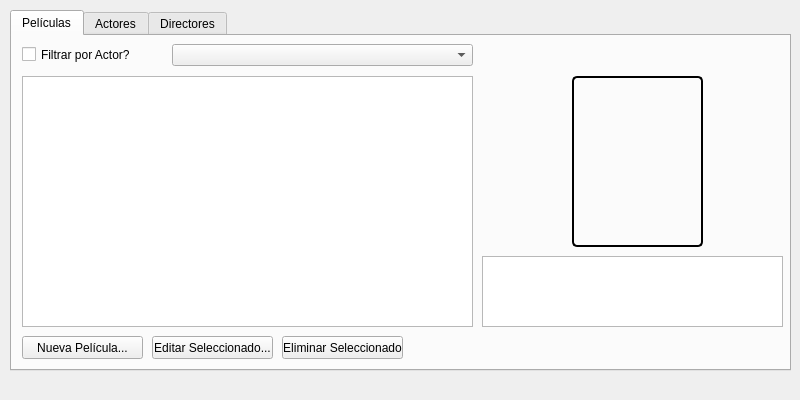
Before: the Qt Designer form Programa/ui_files/main.ui in fr4j4/TrabajoTallerConstruccionSw, drawn with Qt 5.
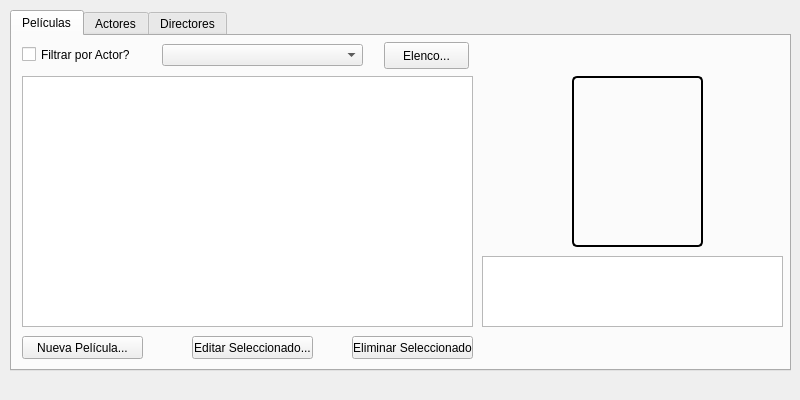
After: the same form once the commit is applied.

Commit message: Orden alfabetico + elenco (inicio)

```diff
--- a/Programa/ui_files/main.ui
+++ b/Programa/ui_files/main.ui
@@ -52,9 +52,9 @@
      <widget class="QComboBox" name="actor_filter_comboBox">
       <property name="geometry">
        <rect>
-        <x>160</x>
+        <x>150</x>
         <y>8</y>
-        <width>301</width>
+        <width>201</width>
         <height>22</height>
        </rect>
       </property>
@@ -97,7 +97,7 @@
      <widget class="QPushButton" name="BEliminar">
       <property name="geometry">
        <rect>
-        <x>270</x>
+        <x>340</x>
         <y>300</y>
         <width>121</width>
         <height>23</height>
@@ -110,7 +110,7 @@
      <widget class="QPushButton" name="BEditar">
       <property name="geometry">
        <rect>
-        <x>140</x>
+        <x>180</x>
         <y>300</y>
         <width>121</width>
         <height>23</height>
@@ -175,6 +175,19 @@
        <set>Qt::AlignCenter</set>
       </property>
      </widget>
+     <widget class="QPushButton" name="pushButton">
+      <property name="geometry">
+       <rect>
+        <x>372</x>
+        <y>6</y>
+        <width>85</width>
+        <height>27</height>
+       </rect>
+      </property>
+      <property name="text">
+       <string>Elenco...</string>
+      </property>
+     </widget>
     </widget>
     <widget class="QWidget" name="Actores">
      <attribute name="title">
```
Left out of the diff: 16 changed lines with no effect on the pictures. The commit also changes 6 other files.
